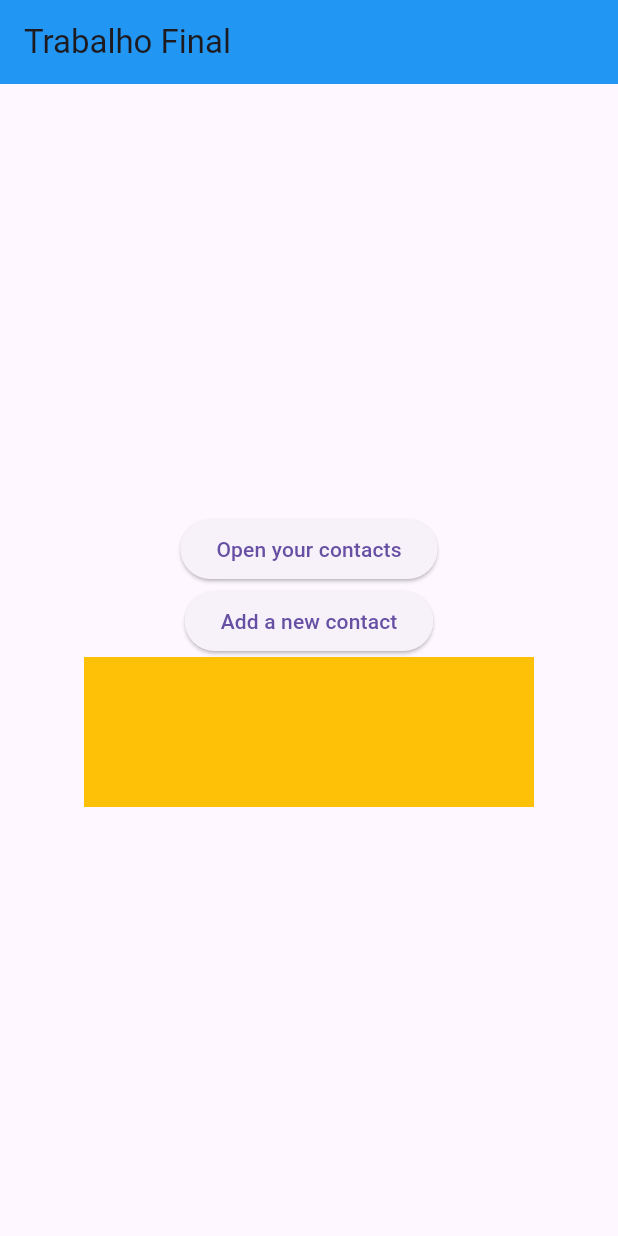
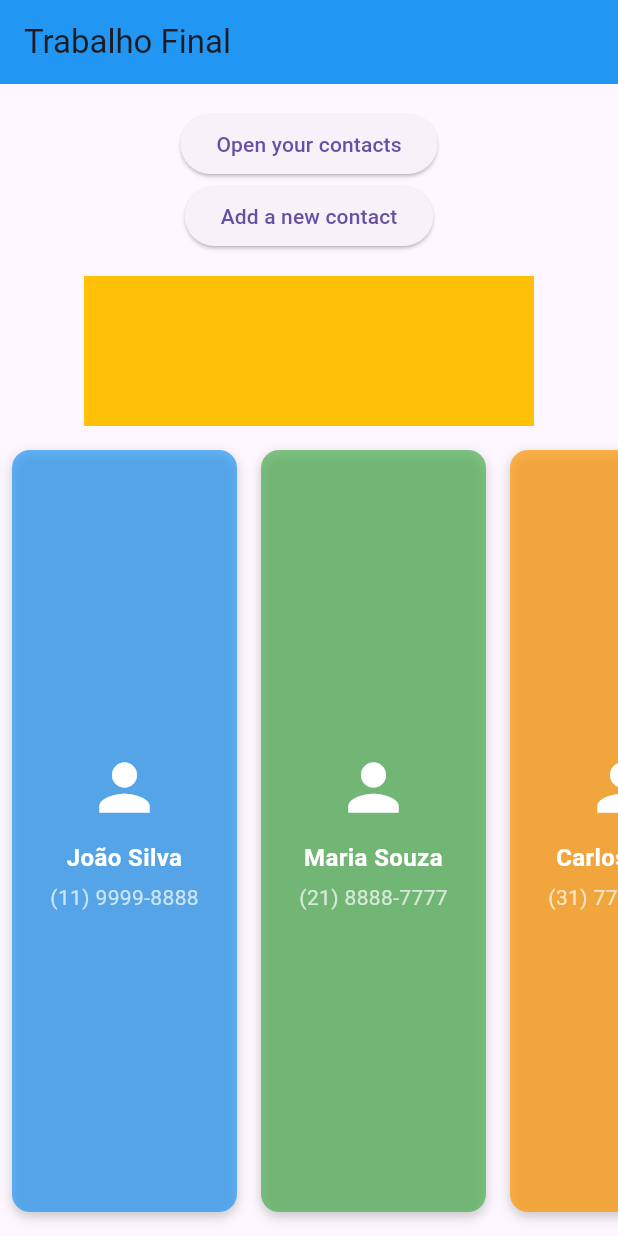
Before and after one commit to frankleitelemoscosta/projeto-final-PDM, a Flutter app: the screen it shows after launch, on a phone screen of 412 x 824 dp. Run offline on Flutter 3.47's test engine with Material 3 defaults, Android fonts, the phone set to English and light mode, and no system bars.

Commit message:
<feat>:<add a carrosel and contacts>

```diff
--- a/lib/HomePage.dart
+++ b/lib/HomePage.dart
@@ -1,64 +1,145 @@
 import 'package:flutter/material.dart';
+
+class Contact {
+  final String name;
+  final String number;
+  final Color color;
+
+  Contact({required this.name, required this.number, required this.color});
+}
 
 class Homepage extends StatelessWidget {
   const Homepage({super.key});
 
   @override
   Widget build(BuildContext context) {
+    // Lista de contatos de exemplo
+    final contacts = [
+      Contact(name: 'João Silva', number: '(11) 9999-8888', color: Colors.blue),
+      Contact(
+        name: 'Maria Souza',
+        number: '(21) 8888-7777',
+        color: Colors.green,
+      ),
+      Contact(
+        name: 'Carlos Lima',
+        number: '(31) 7777-6666',
+        color: Colors.orange,
+      ),
+      Contact(
+        name: 'Ana Costa',
+        number: '(41) 6666-5555',
+        color: Colors.purple,
+      ),
+      Contact(name: 'Pedro Rocha', number: '(51) 5555-4444', color: Colors.red),
+    ];
+
     return Scaffold(
       appBar: AppBar(
         title: Text('Trabalho Final'),
         backgroundColor: Colors.blue,
       ),
-      body: Container(
-        child: Center(
+      body: Column(
+        children: [
+          // Área dos botões
+          Padding(
+            padding: const EdgeInsets.all(16.0),
             child: Column(
-            mainAxisAlignment: MainAxisAlignment.center,
-            children: [
-              Column(
               children: [
                 ElevatedButton(
                   onPressed: () {
-                      return;
+                    // Abrir contatos
                   },
                   child: Text('Open your contacts'),
                 ),
                 ElevatedButton(
                   onPressed: () {
-                      return;
+                    // Adicionar novo contato
                   },
                   child: Text('Add a new contact'),
-                  ),
-                  SizedBox(
-                    height: 100,
-                    width: 300,
-                    child: Container(
-                      decoration: BoxDecoration(color: Colors.amber),
-                    ),
-                  ),
-                ],
                 ),
               ],
             ),
           ),
+          // Espaço reservado (antigo Container amarelo)
+          SizedBox(
+            height: 100,
+            width: 300,
+            child: Container(decoration: BoxDecoration(color: Colors.amber)),
+          ),
+
+          // Carrossel de contatos
+          Expanded(
+            child: ListView.builder(
+              scrollDirection: Axis.horizontal,
+              itemCount: contacts.length,
+              itemBuilder: (context, index) {
+                return Padding(
+                  padding: const EdgeInsets.symmetric(horizontal: 8.0),
+                  child: TweenAnimationBuilder(
+                    duration: Duration(milliseconds: 500 + (index * 200)),
+                    tween: Tween<double>(begin: 0, end: 1),
+                    curve: Curves.easeOutBack,
+                    builder: (context, double value, child) {
+                      return Transform.scale(
+                        scale: value,
+                        child: Opacity(opacity: value, child: child),
+                      );
+                    },
+                    child: ContactCard(contact: contacts[index]),
+                  ),
+                );
+              },
+            ),
+          ),
+        ],
       ),
     );
   }
 }
 
-/*TweenAnimationBuilder(
-        duration: const Duration(),
-        tween: Tween(begin: Accumulator(0),end: Accumulator(0)),
-        builder: (BuildContext context, dynamic value, Widget? child) {
+class ContactCard extends StatelessWidget {
+  final Contact contact;
+
+  const ContactCard({super.key, required this.contact});
+
+  @override
+  Widget build(BuildContext context) {
     return Container(
-            decoration: BoxDecoration(border: Border.all(color: Colors.black)),
-            child: Center(
-              child: Column(
-                children: [
-                  Text('teste')
+      width: 150,
+      margin: const EdgeInsets.symmetric(vertical: 16.0),
+      decoration: BoxDecoration(
+        color: contact.color.withOpacity(0.7),
+        borderRadius: BorderRadius.circular(12),
+        boxShadow: [
+          BoxShadow(
+            color: Colors.black.withOpacity(0.2),
+            blurRadius: 6,
+            offset: Offset(0, 3),
+          ),
         ],
       ),
+      child: Column(
+        mainAxisAlignment: MainAxisAlignment.center,
+        children: [
+          Icon(Icons.person, size: 50, color: Colors.white),
+          SizedBox(height: 10),
+          Text(
+            contact.name,
+            style: TextStyle(
+              color: Colors.white,
+              fontWeight: FontWeight.bold,
+              fontSize: 16,
+            ),
+            textAlign: TextAlign.center,
+          ),
+          SizedBox(height: 5),
+          Text(
+            contact.number,
+            style: TextStyle(color: Colors.white70, fontSize: 14),
+          ),
+        ],
       ),
     );
-        },
-      ),*/
+  }
+}
```
Lines whose indentation alone changed are shown as unchanged.
